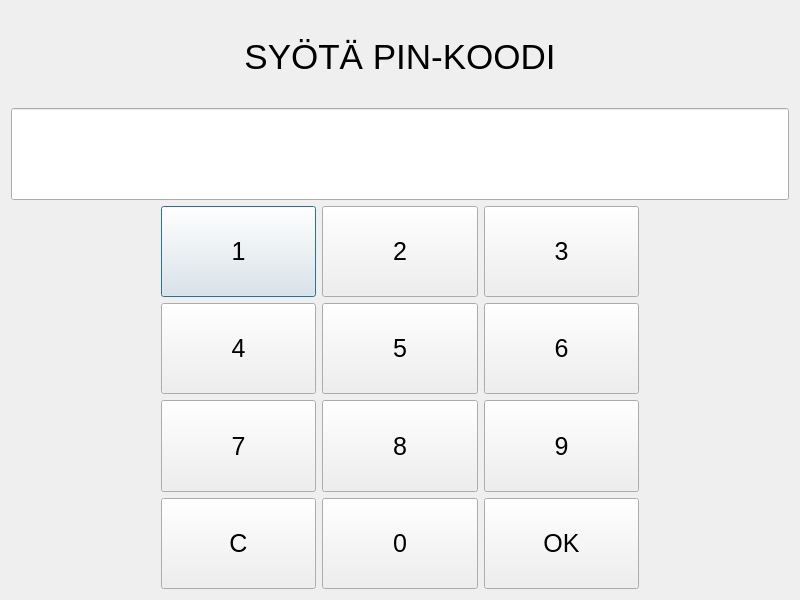
Qt form qt_frontend/pindll/pinkysely.ui (PauliRekila/Banksimul) before a commit.
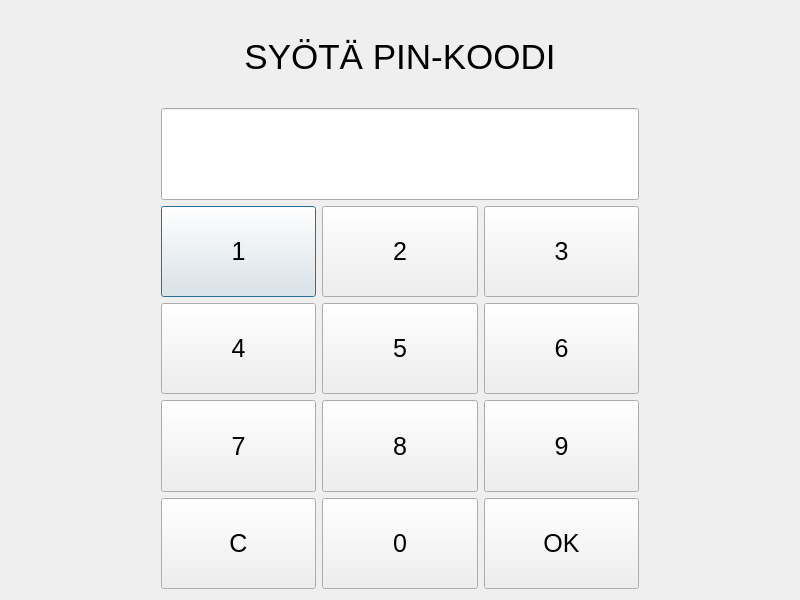
The same form after that commit.

Patch:
```diff
--- a/qt_frontend/pindll/pinkysely.ui
+++ b/qt_frontend/pindll/pinkysely.ui
@@ -32,6 +32,24 @@
       </widget>
      </item>
      <item>
+      <layout class="QHBoxLayout" name="horizontalLayout_6">
+       <item>
+        <spacer name="horizontalSpacer_9">
+         <property name="orientation">
+          <enum>Qt::Horizontal</enum>
+         </property>
+         <property name="sizeType">
+          <enum>QSizePolicy::Fixed</enum>
+         </property>
+         <property name="sizeHint" stdset="0">
+          <size>
+           <width>150</width>
+           <height>20</height>
+          </size>
+         </property>
+        </spacer>
+       </item>
+       <item>
       <widget class="QLineEdit" name="lineEdit_pin">
        <property name="sizePolicy">
         <sizepolicy hsizetype="Expanding" vsizetype="Minimum">
@@ -41,7 +59,7 @@
        </property>
        <property name="font">
         <font>
-         <pointsize>6</pointsize>
+           <pointsize>26</pointsize>
         </font>
        </property>
        <property name="maxLength">
@@ -50,7 +68,28 @@
        <property name="echoMode">
         <enum>QLineEdit::Password</enum>
        </property>
-      </widget>
+         <property name="alignment">
+          <set>Qt::AlignCenter</set>
+         </property>
+        </widget>
+       </item>
+       <item>
+        <spacer name="horizontalSpacer_10">
+         <property name="orientation">
+          <enum>Qt::Horizontal</enum>
+         </property>
+         <property name="sizeType">
+          <enum>QSizePolicy::Fixed</enum>
+         </property>
+         <property name="sizeHint" stdset="0">
+          <size>
+           <width>150</width>
+           <height>20</height>
+          </size>
+         </property>
+        </spacer>
+       </item>
+      </layout>
      </item>
      <item>
       <layout class="QHBoxLayout" name="horizontalLayout_4">
```
Lines whose indentation alone changed are shown as unchanged.
